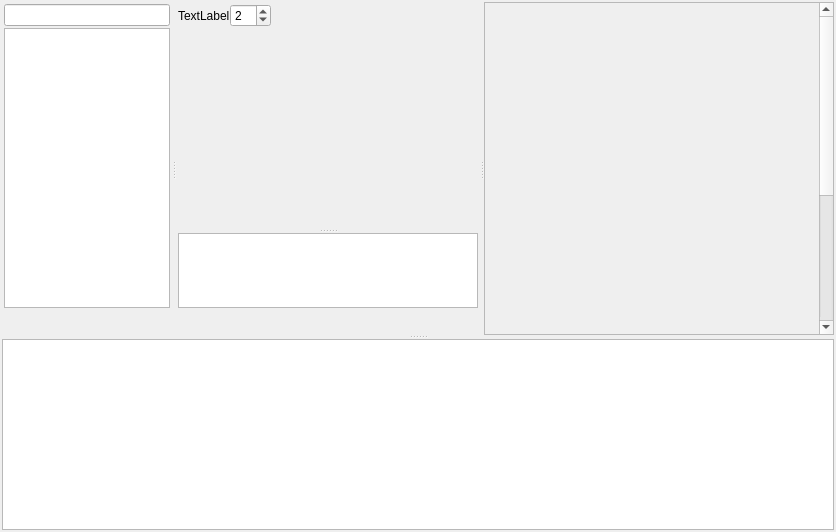
This is rpfm_ui/ui_templates/group_formations_editor.ui in Frodo45127/rpfm as Qt 5 draws it before an edit. The edited form follows.
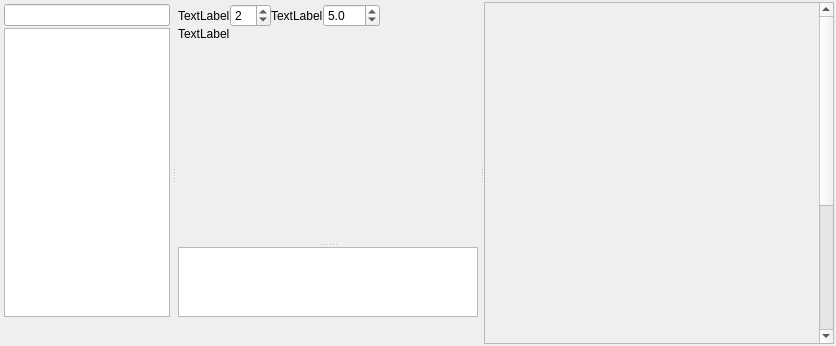
This is the edited form.

Commit message: Added editing from the canvas of the GroupFormations editor, and GroupFormations checks to the diagnostics. - Blocks can be moved by dragging them, with their offsets snapped to a configurable grid, and re-parented by Shift+dragging from a block to another. - The canvas has the same context menu and shortcuts as the blocks tree. - Formation issues are now reported in the diagnostics panel instead of a list in the editor, and are updated after each edit like tables. - Fixed canvas labels failing to render at some zoom levels.

```diff
--- a/rpfm_ui/ui_templates/group_formations_editor.ui
+++ b/rpfm_ui/ui_templates/group_formations_editor.ui
@@ -10,9 +10,6 @@
    <property name="bottomMargin"><number>2</number></property>
    <property name="spacing"><number>2</number></property>
    <item row="0" column="0" rowspan="1" colspan="1">
-    <widget class="QSplitter" name="main_splitter">
-     <property name="orientation"><enum>Qt::Vertical</enum></property>
-     <property name="childrenCollapsible"><bool>false</bool></property>
      <widget class="QSplitter" name="editor_splitter">
       <property name="orientation"><enum>Qt::Horizontal</enum></property>
       <property name="childrenCollapsible"><bool>false</bool></property>
@@ -96,16 +93,35 @@
             </widget>
            </item>
            <item row="0" column="2" rowspan="1" colspan="1">
+           <widget class="QLabel" name="grid_step_label">
+            <property name="text"><string>TextLabel</string></property>
+           </widget>
+          </item>
+          <item row="0" column="3" rowspan="1" colspan="1">
+           <widget class="QDoubleSpinBox" name="grid_step_spinbox">
+            <property name="decimals"><number>1</number></property>
+            <property name="minimum"><double>0.5</double></property>
+            <property name="maximum"><double>100.0</double></property>
+            <property name="value"><double>5.0</double></property>
+           </widget>
+          </item>
+          <item row="0" column="4" rowspan="1" colspan="1">
             <widget class="QToolButton" name="fit_button">
              <property name="autoRaise"><bool>true</bool></property>
             </widget>
            </item>
-           <item row="0" column="3" rowspan="1" colspan="1">
+          <item row="0" column="5" rowspan="1" colspan="1">
             <spacer name="canvas_toolbar_spacer">
              <property name="orientation"><enum>Qt::Horizontal</enum></property>
              <property name="sizeHint" stdset="0"><size><width>0</width><height>0</height></size></property>
             </spacer>
            </item>
+          <item row="1" column="0" rowspan="1" colspan="6">
+           <widget class="QLabel" name="canvas_hint_label">
+            <property name="text"><string>TextLabel</string></property>
+            <property name="wordWrap"><bool>true</bool></property>
+           </widget>
+          </item>
           </layout>
          </widget>
         </item>
@@ -606,10 +622,6 @@
          </layout>
         </widget>
        </widget>
-      </widget>
-     </widget>
-     <widget class="QListView" name="issues_list_view">
-      <property name="alternatingRowColors"><bool>true</bool></property>
      </widget>
     </widget>
    </item>
```
Lines whose indentation alone changed are shown as unchanged. The commit also changes 20 other files.
